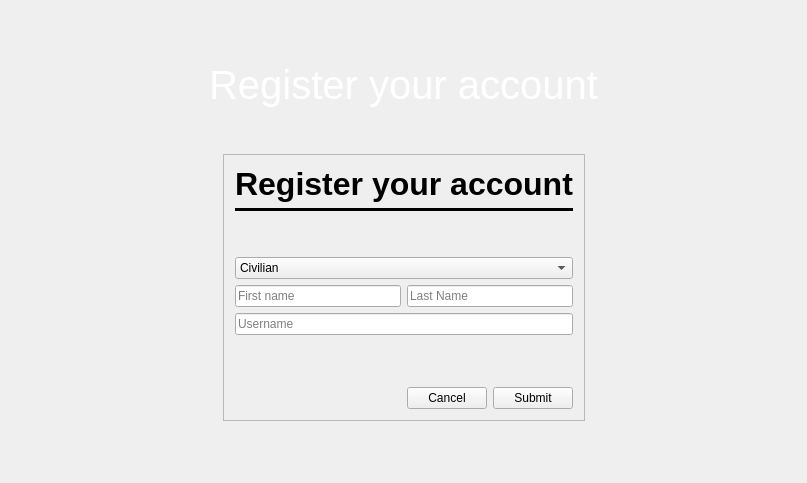
First picture: the form in gui/mainwindow.ui, repository XinChen96/Emergency-Response-System, before the edit.
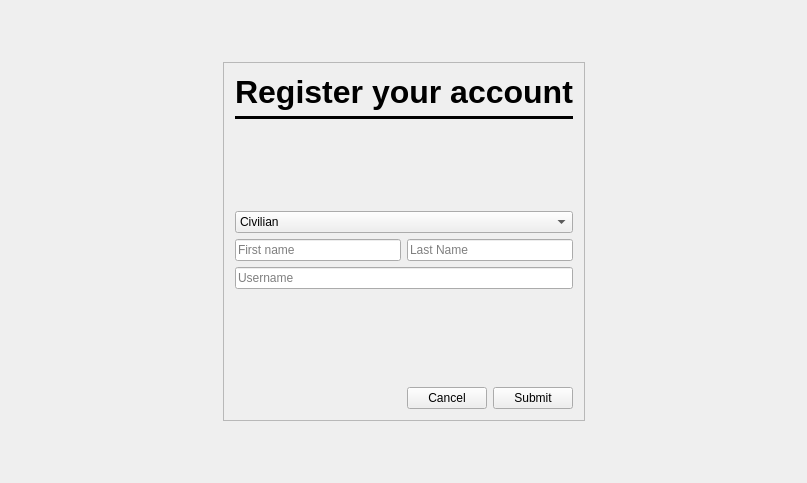
Second picture: the form after the edit. The open tabs and pages were chosen to show the change. Icons and pictures are not drawn.

The edit to the form file:
```diff
--- a/gui/mainwindow.ui
+++ b/gui/mainwindow.ui
@@ -25,9 +25,6 @@
    <layout class="QVBoxLayout" name="verticalLayout_18">
     <item>
      <widget class="QStackedWidget" name="stackedWidget">
-      <property name="styleSheet">
-       <string notr="true"/>
-      </property>
       <property name="currentIndex">
        <number>3</number>
       </property>
@@ -257,41 +254,6 @@
       </widget>
       <widget class="QWidget" name="regForm">
        <layout class="QVBoxLayout" name="verticalLayout_4">
-        <item>
-         <spacer name="verticalSpacer_5">
-          <property name="orientation">
-           <enum>Qt::Vertical</enum>
-          </property>
-          <property name="sizeType">
-           <enum>QSizePolicy::Preferred</enum>
-          </property>
-          <property name="sizeHint" stdset="0">
-           <size>
-            <width>20</width>
-            <height>40</height>
-           </size>
-          </property>
-         </spacer>
-        </item>
-        <item>
-         <widget class="QLabel" name="label">
-          <property name="font">
-           <font>
-            <family>Arial</family>
-            <pointsize>30</pointsize>
-           </font>
-          </property>
-          <property name="styleSheet">
-           <string notr="true">color: white;</string>
-          </property>
-          <property name="text">
-           <string>Register your account</string>
-          </property>
-          <property name="alignment">
-           <set>Qt::AlignCenter</set>
-          </property>
-         </widget>
-        </item>
         <item>
          <spacer name="verticalSpacer_6">
           <property name="orientation">
```
Left out of the diff: 4 changed lines with no effect on the pictures.
